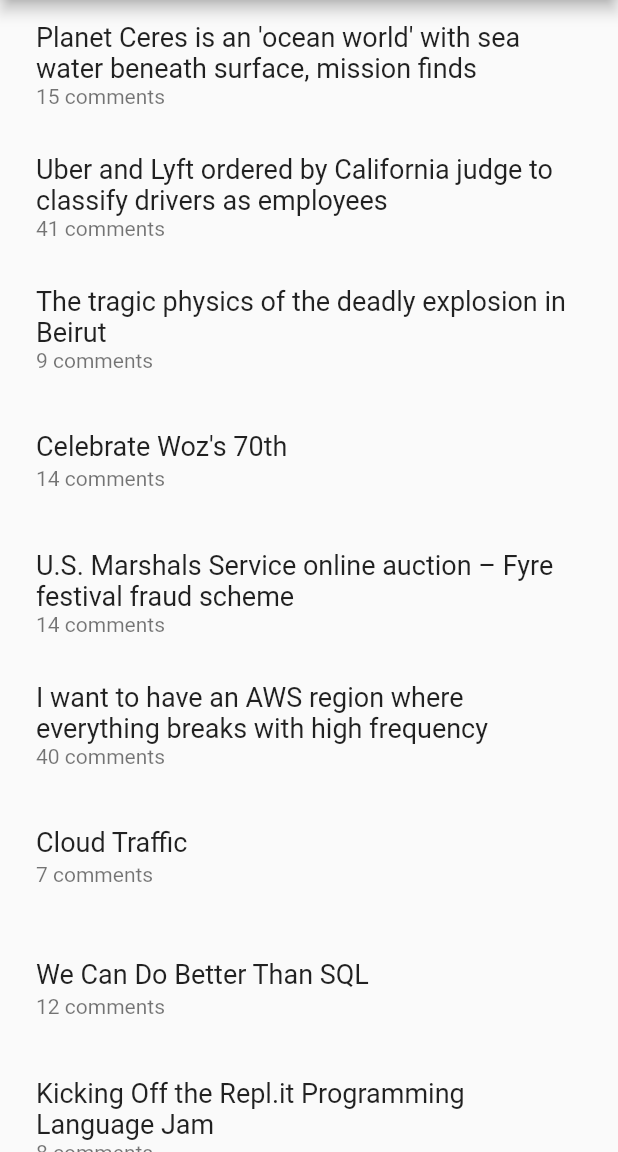
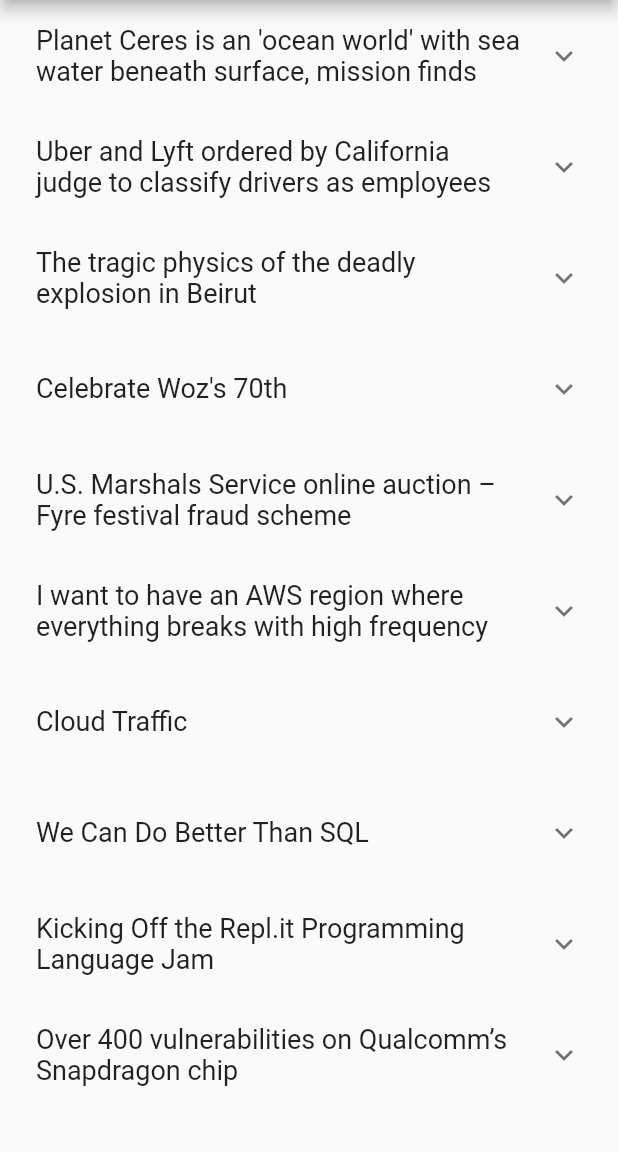
Before and after one commit to jupiterhub/news_app, a Flutter app: the screen it shows after launch, on a phone screen of 412 x 824 dp, the part 84-1236 px from its top. Run offline on Flutter 3.47's test engine with Material 2 defaults, Android fonts, the phone set to English and light mode, and no system bars.

Commit message:
feat(): add expansion and launch url separately

```diff
--- a/lib/main.dart
+++ b/lib/main.dart
@@ -1,5 +1,6 @@
 import 'package:flutter/material.dart';
 import 'package:news_app/src/article.dart';
+import 'package:url_launcher/url_launcher.dart';
 
 void main() {
   runApp(MyApp());
@@ -46,16 +47,39 @@ class _MyHomePageState extends State<MyHomePage> {
   Widget _buildArticle(Article article) {
     return Padding(
       padding: const EdgeInsets.all(8.0),
-      child: ListTile(
+      child: ExpansionTile(
+        children: [
+          Row(
+            mainAxisAlignment: MainAxisAlignment.spaceEvenly,
+            children: [
+              Text("${article.kids.length} comments"),
+              IconButton(
+                icon: Icon(Icons.launch),
+                onPressed: () async {
+                  _launchInWebViewWithJavaScript(article.url);
+                },
+              )
+            ],
+          )
+        ],
         title: Text(
           article.title,
           style: TextStyle(fontSize: 18.0),
         ),
-        subtitle: Text("${article.kids.length} comments"),
-        onTap: () {
-
-        },
       ),
     );
   }
+
+  Future<void> _launchInWebViewWithJavaScript(String url) async {
+    if (await canLaunch(url)) {
+      await launch(
+        url,
+        forceSafariVC: true,
+        forceWebView: true,
+        enableJavaScript: true,
+      );
+    } else {
+      throw 'Could not launch $url';
+    }
+  }
 }
--- a/pubspec.yaml
+++ b/pubspec.yaml
@@ -23,6 +23,7 @@ environment:
 dependencies:
   flutter:
     sdk: flutter
+  url_launcher: ^5.5.0
 
 
   # The following adds the Cupertino Icons font to your application.
```
Also changed, not shown: pubspec.lock.
